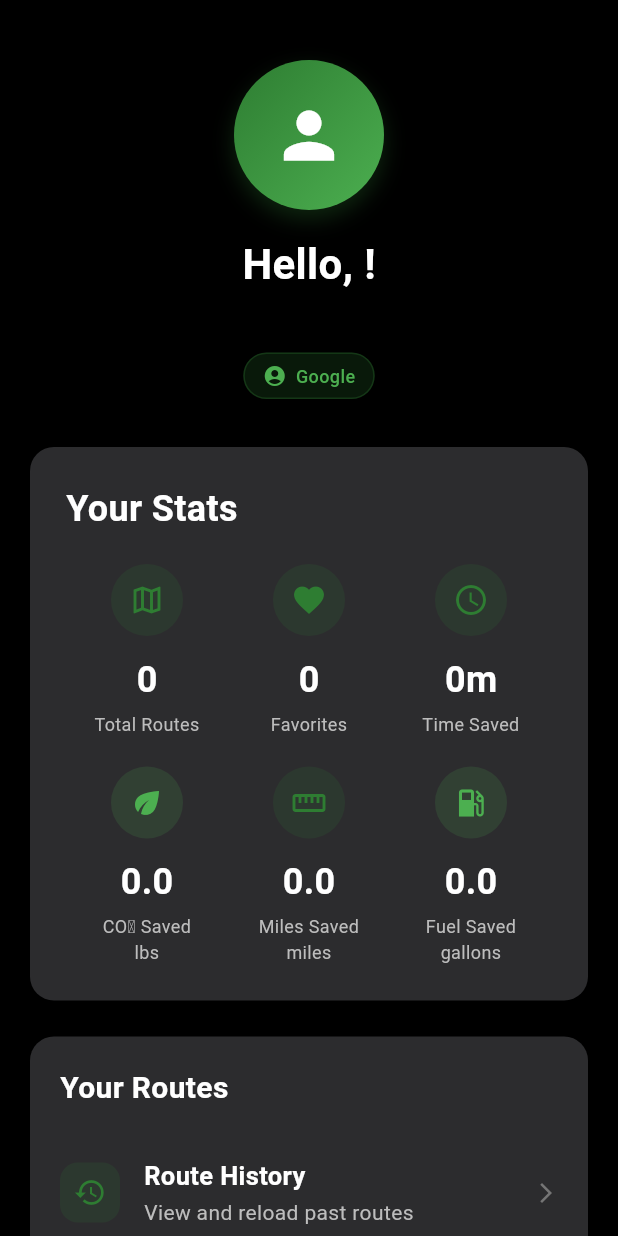
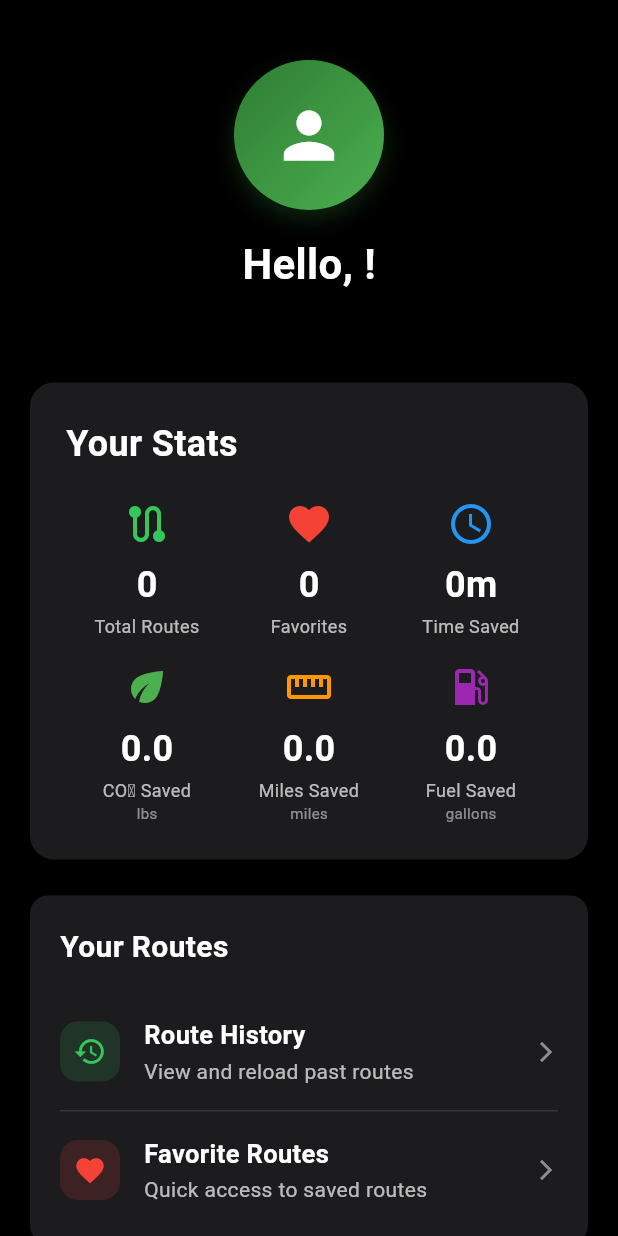
Before and after one commit to theaPAULo/driveless_flutter, a Flutter app: the ProfileScreen screen opened directly, on a phone screen of 412 x 824 dp. Run offline on Flutter 3.47's test engine with Material 3 defaults, Android fonts, the phone set to English and light mode, and no system bars; our stand-ins replace cloud_firestore, firebase_auth, firebase_core, flutter_typeahead, geolocator, google_maps_flutter and 3 more; accounts and stored records are empty; network calls fail.

Commit message:
theme for profile screen

```diff
--- a/lib/screens/profile_screen.dart
+++ b/lib/screens/profile_screen.dart
@@ -1,7 +1,8 @@
 // lib/screens/profile_screen.dart
 //
-// Enhanced user profile screen with real statistics and admin features
-// Now properly integrated with real data from RouteStorageService
+// Enhanced user profile screen with THEME-AWARE COLORS
+// Now properly switches between light and dark themes
+// Real statistics integration with RouteStorageService
 
 import 'package:flutter/material.dart';
 import 'package:provider/provider.dart';
@@ -16,7 +17,7 @@ import 'route_history_screen.dart';
 import 'favorite_routes_screen.dart';
 import 'admin_dashboard_screen.dart';
 import 'settings_screen.dart';
-import 'feedback_screen.dart';  // ADD THIS IMPORT
+import 'feedback_screen.dart';
 
 class ProfileScreen extends StatefulWidget {
   const ProfileScreen({Key? key}) : super(key: key);
@@ -74,8 +75,9 @@ class _ProfileScreenState extends State<ProfileScreen> {
 
   @override
   Widget build(BuildContext context) {
+    // 🎨 THEME-AWARE: Use theme colors instead of hardcoded black
     return Scaffold(
-      backgroundColor: Colors.black,
+      backgroundColor: Theme.of(context).scaffoldBackgroundColor,
       body: SafeArea(
         child: SingleChildScrollView(
           child: Padding(
@@ -85,17 +87,17 @@ class _ProfileScreenState extends State<ProfileScreen> {
               children: [
                 const SizedBox(height: 20),
 
-                // MARK: - Header Section (matching iOS exactly)
+                // MARK: - Header Section (theme-aware)
                 _buildHeaderSection(),
 
                 const SizedBox(height: 32),
 
-                // MARK: - Your Stats Card (enhanced with real data)
+                // MARK: - Your Stats Card (theme-aware)
                 _buildStatsCard(),
 
                 const SizedBox(height: 24),
 
-                // MARK: - Menu Sections (matching iOS layout)
+                // MARK: - Menu Sections (theme-aware)
                 _buildMenuSections(),
 
                 const SizedBox(height: 40),
@@ -107,7 +109,7 @@ class _ProfileScreenState extends State<ProfileScreen> {
     );
   }
 
-  // MARK: - Header Section
+  // MARK: - Header Section (Theme-Aware)
   Widget _buildHeaderSection() {
     return Consumer<AuthProvider>(
       builder: (context, authProvider, child) {
@@ -159,11 +161,11 @@ class _ProfileScreenState extends State<ProfileScreen> {
 
             const SizedBox(height: 16),
 
-            // Welcome message and user name (matching iOS style)
+            // 🎨 THEME-AWARE: Welcome message and user name
             Text(
               'Hello, ${user?.displayName?.split(' ').first ?? user?.email?.split('@').first ?? 'User'}!',
-              style: const TextStyle(
-                color: Colors.white,
+              style: TextStyle(
+                color: Theme.of(context).textTheme.headlineLarge?.color,
                 fontSize: 28,
                 fontWeight: FontWeight.bold,
               ),
@@ -171,80 +173,34 @@ class _ProfileScreenState extends State<ProfileScreen> {
 
             const SizedBox(height: 4),
 
-            // User email with proper styling
+            // 🎨 THEME-AWARE: User email
             Text(
               user?.email ?? 'No email available',
               style: TextStyle(
-                color: Colors.grey[400],
+                color: Theme.of(context).textTheme.bodyMedium?.color?.withOpacity(0.7),
                 fontSize: 16,
               ),
             ),
-
-            const SizedBox(height: 12),
-
-            // Provider badge (matching iOS)
-            if (user?.provider != null)
-              Container(
-                padding: const EdgeInsets.symmetric(horizontal: 12, vertical: 6),
-                decoration: BoxDecoration(
-                  color: const Color(0xFF2E7D32).withOpacity(0.2),
-                  borderRadius: BorderRadius.circular(20),
-                  border: Border.all(
-                    color: const Color(0xFF2E7D32).withOpacity(0.3),
-                    width: 1,
-                  ),
-                ),
-                child: Row(
-                  mainAxisSize: MainAxisSize.min,
-                  children: [
-                    Icon(
-                      user!.provider == AuthProviderType.google ? Icons.account_circle : Icons.apple,
-                      color: const Color(0xFF4CAF50),
-                      size: 16,
-                    ),
-                    const SizedBox(width: 6),
-                    Text(
-                      user.provider.name,
-                      style: const TextStyle(
-                        color: Color(0xFF4CAF50),
-                        fontSize: 12,
-                        fontWeight: FontWeight.w500,
-                      ),
-                    ),
-                  ],
-                ),
-              ),
           ],
         );
       },
     );
   }
 
-  // MARK: - Stats Card (with real data)
+  // MARK: - Stats Card (Theme-Aware)
   Widget _buildStatsCard() {
-    if (_isLoadingStats) {
-      return Container(
-        padding: const EdgeInsets.all(24),
-        decoration: BoxDecoration(
-          color: const Color(0xFF2C2C2E),
-          borderRadius: BorderRadius.circular(16),
-        ),
-        child: const Center(
-          child: CircularProgressIndicator(
-            color: Color(0xFF2E7D32),
-          ),
-        ),
-      );
-    }
-
     return Container(
+      width: double.infinity,
       padding: const EdgeInsets.all(24),
       decoration: BoxDecoration(
-        color: const Color(0xFF2C2C2E),
+        // 🎨 THEME-AWARE: Card background color
+        color: Theme.of(context).cardTheme.color,
         borderRadius: BorderRadius.circular(16),
         boxShadow: [
           BoxShadow(
-            color: Colors.black.withOpacity(0.1),
+            color: Theme.of(context).brightness == Brightness.dark
+              ? Colors.black.withOpacity(0.3)
+              : Colors.grey.withOpacity(0.2),
             blurRadius: 10,
             offset: const Offset(0, 4),
           ),
@@ -253,10 +209,11 @@ class _ProfileScreenState extends State<ProfileScreen> {
       child: Column(
         crossAxisAlignment: CrossAxisAlignment.start,
         children: [
-          const Text(
+          // 🎨 THEME-AWARE: Stats title
+          Text(
             'Your Stats',
             style: TextStyle(
-              color: Colors.white,
+              color: Theme.of(context).textTheme.headlineMedium?.color,
               fontSize: 24,
               fontWeight: FontWeight.bold,
             ),
@@ -264,167 +221,184 @@ class _ProfileScreenState extends State<ProfileScreen> {
 
           const SizedBox(height: 20),
 
-          // Top row stats
-          Row(
-            children: [
-              Expanded(
-                child: _buildStatItem(
-                  icon: Icons.map_outlined,
-                  iconColor: const Color(0xFF2E7D32),
-                  value: _routeStats['totalRoutes']?.toString() ?? '0',
-                  label: 'Total Routes',
-                ),
+          if (_isLoadingStats)
+            const Center(
+              child: CircularProgressIndicator(
+                color: Color(0xFF34C759),
               ),
-              Expanded(
-                child: _buildStatItem(
-                  icon: Icons.favorite,
-                  iconColor: const Color(0xFF2E7D32),
-                  value: _routeStats['favoriteRoutes']?.toString() ?? '0',
-                  label: 'Favorites',
-                ),
-              ),
-              Expanded(
-                child: _buildStatItem(
-                  icon: Icons.access_time,
-                  iconColor: const Color(0xFF2E7D32),
-                  value: _formatTimeSaved((_routeStats['totalTimeSaved'] ?? 0.0).toDouble()),
-                  label: 'Time Saved',
-                ),
-              ),
-            ],
-          ),
-
-          const SizedBox(height: 20),
-
-          // Bottom row stats
-          Row(
-            children: [
-              Expanded(
-                child: _buildStatItem(
-                  icon: Icons.eco,
-                  iconColor: const Color(0xFF4CAF50),
-                  value: _formatCO2Saved((_routeStats['co2Saved'] ?? 0.0).toDouble()),
-                  label: 'CO₂ Saved\nlbs',
-                ),
-              ),
-              Expanded(
-                child: _buildStatItem(
-                  icon: Icons.straighten,
-                  iconColor: const Color(0xFF2E7D32),
-                  value: _formatDistanceSaved((_routeStats['totalDistanceSaved'] ?? 0.0).toDouble()),
-                  label: 'Miles Saved\nmiles',
-                ),
-              ),
-              Expanded(
-                child: _buildStatItem(
-                  icon: Icons.local_gas_station,
-                  iconColor: const Color(0xFF4CAF50),
-                  value: _formatFuelSaved((_routeStats['fuelSaved'] ?? 0.0).toDouble()),
-                  label: 'Fuel Saved\ngallons',
-                ),
-              ),
-            ],
-          ),
+            )
+          else
+            _buildStatsGrid(),
         ],
       ),
     );
   }
 
-  // MARK: - Individual Stat Item
+  // MARK: - Stats Grid (Theme-Aware)
+  Widget _buildStatsGrid() {
+    // Extract stats with fallbacks
+    final totalRoutes = _routeStats['totalRoutes'] ?? 0;
+    final favoriteRoutes = _routeStats['favoriteRoutes'] ?? 0;
+    final timeSaved = (_routeStats['timeSavedMinutes'] ?? 0.0).toDouble();
+    final co2Saved = (_routeStats['co2SavedPounds'] ?? 0.0).toDouble();
+    final distanceSaved = (_routeStats['distanceSavedMiles'] ?? 0.0).toDouble();
+    final fuelSaved = (_routeStats['fuelSavedGallons'] ?? 0.0).toDouble();
+
+    return Column(
+      children: [
+        // Top Row
+        Row(
+          children: [
+            Expanded(child: _buildStatItem(
+              icon: Icons.route,
+              iconColor: const Color(0xFF34C759),
+              value: totalRoutes.toString(),
+              label: 'Total Routes',
+            )),
+            Expanded(child: _buildStatItem(
+              icon: Icons.favorite,
+              iconColor: Colors.red,
+              value: favoriteRoutes.toString(),
+              label: 'Favorites',
+            )),
+            Expanded(child: _buildStatItem(
+              icon: Icons.access_time,
+              iconColor: Colors.blue,
+              value: _formatTimeSaved(timeSaved),
+              label: 'Time Saved',
+            )),
+          ],
+        ),
+
+        const SizedBox(height: 16),
+
+        // Bottom Row
+        Row(
+          children: [
+            Expanded(child: _buildStatItem(
+              icon: Icons.eco,
+              iconColor: Colors.green,
+              value: _formatCO2Saved(co2Saved),
+              label: 'CO₂ Saved',
+              subLabel: 'lbs',
+            )),
+            Expanded(child: _buildStatItem(
+              icon: Icons.straighten,
+              iconColor: Colors.orange,
+              value: _formatDistanceSaved(distanceSaved),
+              label: 'Miles Saved',
+              subLabel: 'miles',
+            )),
+            Expanded(child: _buildStatItem(
+              icon: Icons.local_gas_station,
+              iconColor: Colors.purple,
+              value: _formatFuelSaved(fuelSaved),
+              label: 'Fuel Saved',
+              subLabel: 'gallons',
+            )),
+          ],
+        ),
+      ],
+    );
+  }
+
+  // MARK: - Stat Item (Theme-Aware)
   Widget _buildStatItem({
     required IconData icon,
     required Color iconColor,
     required String value,
     required String label,
+    String? subLabel,
   }) {
     return Column(
       children: [
-        Container(
-          width: 48,
-          height: 48,
-          decoration: BoxDecoration(
-            color: iconColor.withOpacity(0.15),
-            borderRadius: BorderRadius.circular(24),
-          ),
-          child: Icon(
-            icon,
-            color: iconColor,
-            size: 24,
-          ),
+        Icon(
+          icon,
+          color: iconColor,
+          size: 32,
         ),
-        const SizedBox(height: 12),
+        const SizedBox(height: 8),
+        // 🎨 THEME-AWARE: Stat value text
         Text(
           value,
-          style: const TextStyle(
-            color: Colors.white,
+          style: TextStyle(
+            color: Theme.of(context).textTheme.headlineMedium?.color,
             fontSize: 24,
             fontWeight: FontWeight.bold,
           ),
         ),
-        const SizedBox(height: 4),
+        const SizedBox(height: 2),
+        // 🎨 THEME-AWARE: Stat label text
         Text(
           label,
-          textAlign: TextAlign.center,
           style: TextStyle(
-            color: Colors.grey[400],
+            color: Theme.of(context).textTheme.bodyMedium?.color?.withOpacity(0.7),
             fontSize: 12,
           ),
+          textAlign: TextAlign.center,
         ),
+        if (subLabel != null)
+          Text(
+            subLabel,
+            style: TextStyle(
+              color: Theme.of(context).textTheme.bodyMedium?.color?.withOpacity(0.5),
+              fontSize: 10,
+            ),
+          ),
       ],
     );
   }
 
-  // MARK: - Menu Sections
+  // MARK: - Menu Sections (Theme-Aware)
   Widget _buildMenuSections() {
     return Column(
       children: [
         // Your Routes Section
-        _buildMenuCard(
+        _buildMenuSection(
           title: 'Your Routes',
           children: [
             _buildMenuItem(
               icon: Icons.history,
-              iconColor: const Color(0xFF2E7D32),
+              iconColor: const Color(0xFF34C759),
               title: 'Route History',
               subtitle: 'View and reload past routes',
               onTap: () {
-                Navigator.of(context).push(
-                  MaterialPageRoute(
-                    builder: (context) => const RouteHistoryScreen(),
-                  ),
+                Navigator.push(
+                  context,
+                  MaterialPageRoute(builder: (context) => const RouteHistoryScreen()),
                 );
               },
             ),
             _buildMenuDivider(),
             _buildMenuItem(
               icon: Icons.favorite,
-              iconColor: const Color(0xFF2E7D32),
+              iconColor: Colors.red,
               title: 'Favorite Routes',
               subtitle: 'Quick access to saved routes',
               onTap: () {
-                Navigator.of(context).push(
-                  MaterialPageRoute(
-                    builder: (context) => const FavoriteRoutesScreen(),
-                  ),
+                Navigator.push(
+                  context,
+                  MaterialPageRoute(builder: (context) => const FavoriteRoutesScreen()),
                 );
               },
             ),
           ],
         ),
 
-        const SizedBox(height: 16),
+        const SizedBox(height: 20),
 
         // Your Addresses Section
-        _buildMenuCard(
+        _buildMenuSection(
           title: 'Your Addresses',
           children: [
             _buildMenuItem(
               icon: Icons.home,
-              iconColor: const Color(0xFF2E7D32),
+              iconColor: const Color(0xFF34C759),
               title: 'Saved Addresses',
               subtitle: 'Manage home, work & custom locations',
               onTap: () {
-                Navigator.of(context).push(
+                Navigator.push(
+                  context,
                   MaterialPageRoute(
                     builder: (context) => SavedAddressesScreen(
                       addressService: _addressService,
@@ -436,87 +410,57 @@ class _ProfileScreenState extends State<ProfileScreen> {
           ],
         ),
 
-        const SizedBox(height: 16),
+        const SizedBox(height: 20),
 
         // App Settings Section
-        _buildMenuCard(
+        _buildMenuSection(
           title: 'App Settings',
           children: [
             _buildMenuItem(
               icon: Icons.settings,
-              iconColor: const Color(0xFF2E7D32),
+              iconColor: const Color(0xFF34C759),
               title: 'Settings',
               subtitle: 'Preferences, themes & defaults',
               onTap: () {
-                Navigator.of(context).push(
-                  MaterialPageRoute(
-                    builder: (context) => const SettingsScreen(),
-                  ),
+                Navigator.push(
+                  context,
+                  MaterialPageRoute(builder: (context) => const SettingsScreen()),
+                );
+              },
+            ),
+            _buildMenuDivider(),
+            _buildMenuItem(
+              icon: Icons.feedback,
+              iconColor: Colors.blue,
+              title: 'Send Feedback',
+              subtitle: 'Help us improve DriveLess',
+              onTap: () {
+                Navigator.push(
+                  context,
+                  MaterialPageRoute(builder: (context) => const FeedbackScreen()),
+                );
+              },
+            ),
+            _buildMenuDivider(),
+            _buildMenuItem(
+              icon: Icons.shield,
+              iconColor: Colors.purple,
+              title: 'Admin Dashboard',
+              subtitle: 'App statistics & management',
+              onTap: () {
+                Navigator.push(
+                  context,
+                  MaterialPageRoute(builder: (context) => const AdminDashboardScreen()),
                 );
               },
             ),
           ],
         ),
 
-        const SizedBox(height: 16),
-
-        // Feedback Section
-        _buildMenuCard(
-          title: 'Feedback',
-          children: [
-            _buildMenuItem(
-              icon: Icons.feedback_outlined,
-              iconColor: const Color(0xFF2E7D32),
-              title: 'Send Feedback',
-              subtitle: 'Help us improve DriveLess',
-              onTap: () {
-                Navigator.of(context).push(
-                  MaterialPageRoute(builder: (context) => const FeedbackScreen()),
-                );
-              },
-            ),
-          ],
-        ),
-
-        const SizedBox(height: 16),
-
-        // Admin Section (only show if user is admin)
-        Consumer<AuthProvider>(
-          builder: (context, authProvider, child) {
-            // Check if user is admin (you can modify this logic as needed)
-            final userEmail = authProvider.user?.email;
-            final isAdmin = userEmail == 'psoni511@gmail.com'; // Replace with your admin email
-
-            if (!isAdmin) return const SizedBox.shrink();
-
-            return Column(
-              children: [
-                _buildMenuCard(
-                  title: 'Admin',
-                  children: [
-                    _buildMenuItem(
-                      icon: Icons.admin_panel_settings,
-                      iconColor: const Color(0xFF2E7D32),
-                      title: 'Admin Dashboard',
-                      subtitle: 'App statistics & management',
-                      onTap: () {
-                        Navigator.of(context).push(
-                          MaterialPageRoute(
-                            builder: (context) => const AdminDashboardScreen(),
-                          ),
-                        );
-                      },
-                    ),
-                  ],
-                ),
-                const SizedBox(height: 16),
-              ],
-            );
-          },
-        ),
+        const SizedBox(height: 20),
 
         // Account Section
-        _buildMenuCard(
+        _buildMenuSection(
           title: 'Account',
           children: [
             _buildMenuItem(
@@ -540,22 +484,16 @@ class _ProfileScreenState extends State<ProfileScreen> {
     );
   }
 
-  // MARK: - Menu Card Container
-  Widget _buildMenuCard({
+  // MARK: - Menu Section (Theme-Aware)
+  Widget _buildMenuSection({
     required String title,
     required List<Widget> children,
   }) {
     return Container(
       decoration: BoxDecoration(
-        color: const Color(0xFF2C2C2E),
-        borderRadius: BorderRadius.circular(16),
-        boxShadow: [
-          BoxShadow(
-            color: Colors.black.withOpacity(0.1),
-            blurRadius: 8,
-            offset: const Offset(0, 4),
-          ),
-        ],
+        // 🎨 THEME-AWARE: Section background color
+        color: Theme.of(context).cardTheme.color,
+        borderRadius: BorderRadius.circular(12),
       ),
       child: Column(
         crossAxisAlignment: CrossAxisAlignment.start,
@@ -565,8 +503,8 @@ class _ProfileScreenState extends State<ProfileScreen> {
             padding: const EdgeInsets.fromLTRB(20, 20, 20, 16),
             child: Text(
               title,
-              style: const TextStyle(
-                color: Colors.white,
+              style: TextStyle(
+                color: Theme.of(context).textTheme.headlineMedium?.color,
                 fontSize: 20,
                 fontWeight: FontWeight.w600,
               ),
@@ -582,7 +520,7 @@ class _ProfileScreenState extends State<ProfileScreen> {
     );
   }
 
-  // MARK: - Menu Item
+  // MARK: - Menu Item (Theme-Aware)
   Widget _buildMenuItem({
     required IconData icon,
     required Color iconColor,
@@ -621,19 +559,21 @@ class _ProfileScreenState extends State<ProfileScreen> {
                 child: Column(
                   crossAxisAlignment: CrossAxisAlignment.start,
                   children: [
+                    // 🎨 THEME-AWARE: Menu title
                     Text(
                       title,
-                      style: const TextStyle(
-                        color: Colors.white,
+                      style: TextStyle(
+                        color: Theme.of(context).textTheme.bodyLarge?.color,
                         fontSize: 17,
                         fontWeight: FontWeight.w600,
                       ),
                     ),
                     const SizedBox(height: 2),
+                    // 🎨 THEME-AWARE: Menu subtitle
                     Text(
                       subtitle,
                       style: TextStyle(
-                        color: Colors.grey[400],
+                        color: Theme.of(context).textTheme.bodyMedium?.color?.withOpacity(0.7),
                         fontSize: 14,
                       ),
                     ),
@@ -644,7 +584,7 @@ class _ProfileScreenState extends State<ProfileScreen> {
               // Arrow Icon
               Icon(
                 Icons.arrow_forward_ios,
-                color: Colors.grey[600],
+                color: Theme.of(context).textTheme.bodyMedium?.color?.withOpacity(0.5),
                 size: 16,
               ),
             ],
@@ -654,12 +594,14 @@ class _ProfileScreenState extends State<ProfileScreen> {
     );
   }
 
-  // MARK: - Menu Divider
+  // MARK: - Menu Divider (Theme-Aware)
   Widget _buildMenuDivider() {
     return Container(
       margin: const EdgeInsets.symmetric(horizontal: 20),
       height: 1,
-      color: Colors.grey.withOpacity(0.2),
+      color: Theme.of(context).brightness == Brightness.dark
+        ? Colors.grey.withOpacity(0.2)
+        : Colors.grey.withOpacity(0.3),
     );
   }
 
@@ -720,26 +662,27 @@ class _ProfileScreenState extends State<ProfileScreen> {
       context: context,
       builder: (context) {
         return AlertDialog(
-          backgroundColor: const Color(0xFF2C2C2E),
-          title: const Text(
+          // 🎨 THEME-AWARE: Dialog background
+          backgroundColor: Theme.of(context).cardTheme.color,
+          title: Text(
             'Sign Out',
-            style: TextStyle(color: Colors.white),
+            style: TextStyle(color: Theme.of(context).textTheme.bodyLarge?.color),
           ),
           content: Text(
             'Are you sure you want to sign out? You can sign back in anytime.',
-            style: TextStyle(color: Colors.grey[300]),
+            style: TextStyle(color: Theme.of(context).textTheme.bodyMedium?.color),
           ),
           actions: [
             TextButton(
-              onPressed: () => Navigator.pop(context),
+              onPressed: () => Navigator.of(context).pop(),
               child: Text(
                 'Cancel',
-                style: TextStyle(color: Colors.grey[400]),
+                style: TextStyle(color: Theme.of(context).textTheme.bodyMedium?.color?.withOpacity(0.7)),
               ),
             ),
             TextButton(
               onPressed: () async {
-                Navigator.pop(context);
+                Navigator.of(context).pop();
                 final authProvider = Provider.of<AuthProvider>(context, listen: false);
                 await authProvider.signOut();
               },
@@ -760,32 +703,33 @@ class _ProfileScreenState extends State<ProfileScreen> {
       context: context,
       builder: (context) {
         return AlertDialog(
-          backgroundColor: const Color(0xFF2C2C2E),
-          title: const Text(
+          // 🎨 THEME-AWARE: Dialog background
+          backgroundColor: Theme.of(context).cardTheme.color,
+          title: Text(
             'Delete Account',
             style: TextStyle(color: Colors.red),
           ),
           content: Text(
-            'This action cannot be undone. All your data, including saved routes and addresses, will be permanently deleted.',
-            style: TextStyle(color: Colors.grey[300]),
+            'Are you sure you want to permanently delete your account? This action cannot be undone and all your data will be lost.',
+            style: TextStyle(color: Theme.of(context).textTheme.bodyMedium?.color),
           ),
           actions: [
             TextButton(
-              onPressed: () => Navigator.pop(context),
+              onPressed: () => Navigator.of(context).pop(),
               child: Text(
                 'Cancel',
-                style: TextStyle(color: Colors.grey[400]),
+                style: TextStyle(color: Theme.of(context).textTheme.bodyMedium?.color?.withOpacity(0.7)),
               ),
             ),
             TextButton(
               onPressed: () async {
-                Navigator.pop(context);
+                Navigator.of(context).pop();
                 final authProvider = Provider.of<AuthProvider>(context, listen: false);
                 await authProvider.deleteAccount();
               },
               child: const Text(
                 'Delete Account',
-                style: TextStyle(color: Colors.red),
+                style: TextStyle(color: Colors.red, fontWeight: FontWeight.bold),
               ),
             ),
           ],
```
